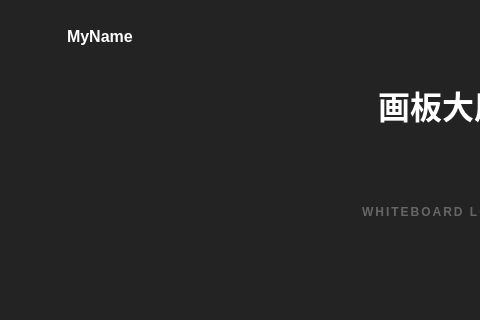
The window that DBClient/lobbywidget.ui (shanzhi7/SyncCanvans-) describes before a commit, drawn with Qt 5; both pictures show x 0 to 480 and y 0 to 320 of the 900 by 720 pixel window.
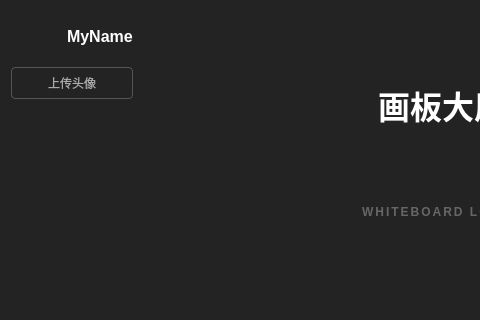
The same window after the commit. Icons and pictures are not drawn. Custom widgets are drawn as their Qt base class.

Commit message: 实现用户上传头像

The edit to the form file:
```diff
--- a/DBClient/lobbywidget.ui
+++ b/DBClient/lobbywidget.ui
@@ -135,7 +135,7 @@
 }
 
 /* 退出账号按钮 (pushButton) - 幽灵按钮风格 */
-QPushButton#pushButton {
+QPushButton{
     background-color: transparent;
     border: 1px solid #555555;
     color: #aaaaaa;
@@ -188,6 +188,13 @@
        </item>
       </layout>
      </item>
+     <item>
+      <widget class="QPushButton" name="upload_btn">
+       <property name="text">
+        <string>上传头像</string>
+       </property>
+      </widget>
+     </item>
      <item>
       <spacer name="verticalSpacer">
        <property name="orientation">
```
Left out of the diff: 6 changed lines with no effect on the pictures. The commit also changes 56 other files.
